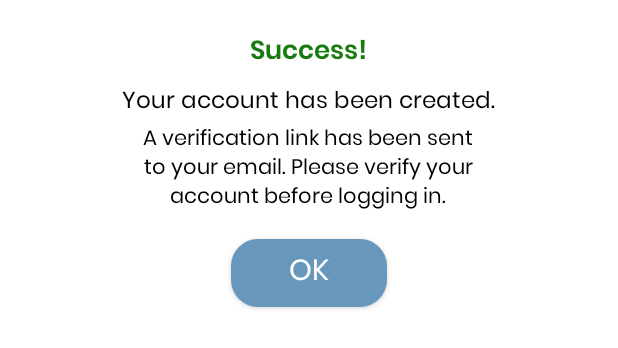
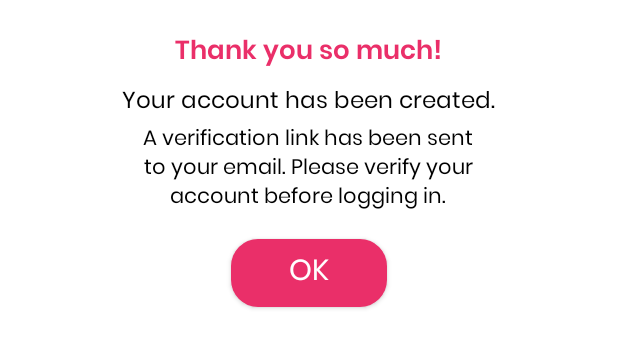
Before and after one commit to Compita-FA/FallenAngels, an Android app: the layout dialogue_register.xml on its own in the app's theme, with its tools: preview values and no code run, on a phone screen of 412 x 824 dp. Shown: the top 348 px of the screen. Run offline under Robolectric (Android 15) with nearby library versions, the phone set to English and light mode, and no system bars.

```diff
--- a/app/src/main/res/layout/dialogue_register.xml
+++ b/app/src/main/res/layout/dialogue_register.xml
@@ -19,8 +19,8 @@
             android:layout_gravity="center_horizontal"
             android:layout_marginTop="20dp"
             android:fontFamily="@font/poppins_semibold"
-            android:text="Success!"
-            android:textColor="@color/custom19"
+            android:text="Thank you so much!"
+            android:textColor="@color/custom10"
             android:textSize="17sp" />
 
         <TextView
@@ -52,7 +52,7 @@
             android:layout_gravity="center_horizontal"
             android:layout_marginTop="15dp"
             android:background="@drawable/btn_blue_rounded"
-            android:backgroundTint="@color/custom5"
+            android:backgroundTint="@color/custom10"
             android:fontFamily="@font/poppins_regular"
             android:text="@android:string/ok"
             android:textAllCaps="false"
--- a/app/src/main/res/values/colors.xml
+++ b/app/src/main/res/values/colors.xml
@@ -18,6 +18,6 @@
 
 
     <color name="custom5">#FF6798BC</color>
-    <color name="custom10">#FF5787AB</color>
+    <color name="custom10">#EA2F69</color>
     <color name="custom19">#177C0F</color>
 </resources>
```
